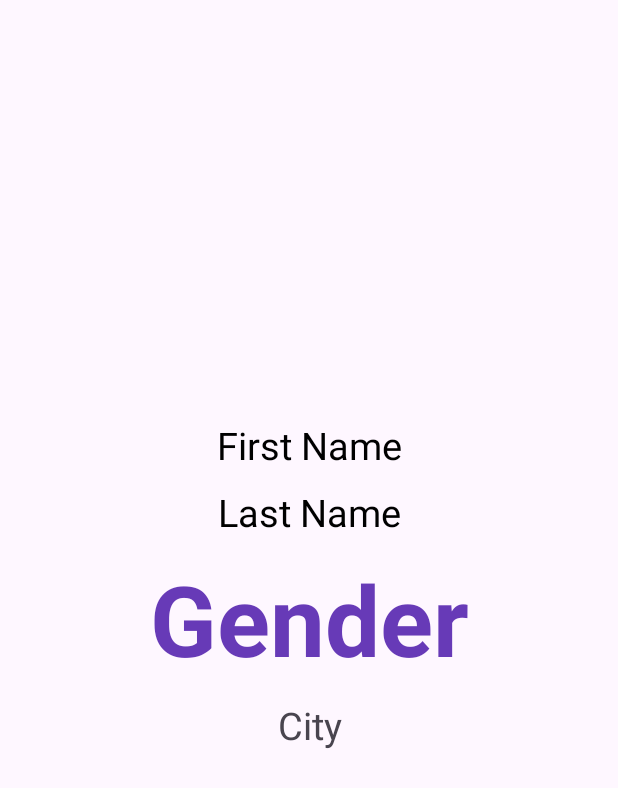
After one commit to Gl0rydayz/mini_projet_01, an Android app: the layout activity_details.xml on its own in the app's theme, with its tools: preview values and no code run, on a phone screen of 412 x 824 dp. The commit adds this screen. Shown: the top 788 px of the screen. Run offline under Robolectric (Android 15) with nearby library versions, the phone set to English and light mode, and no system bars.

Commit message:
Work on Exercice 03

```diff
--- a/app/src/main/AndroidManifest.xml
+++ b/app/src/main/AndroidManifest.xml
@@ -13,6 +13,9 @@
         android:theme="@style/Theme.Mini_projet_01"
         tools:targetApi="31">
         <activity
+            android:name=".DetailsActivity"
+            android:exported="false" />
+        <activity
             android:name=".MainActivity"
             android:exported="true">
             <intent-filter>
--- a/app/src/main/java/com/example/mini_projet_01/User.java
+++ b/app/src/main/java/com/example/mini_projet_01/User.java
@@ -52,6 +52,7 @@ public class User {
     }
     //endregion
 
+    //region Methods
     public String fullName() {
         return String.format("%s%s %s", this.getFirstName().substring(0,1).toUpperCase(), this.getFirstName().substring(1).toLowerCase(), this.getLastName().toUpperCase());
     }
@@ -64,4 +65,5 @@ public class User {
                 this.getGender().equals("male") ? "♂("+this.getGender()+")" : "♀("+this.getGender()+")",
                 this.getCity());
     }
+    //endregion
 }
--- /dev/null
+++ b/app/src/main/res/layout/activity_details.xml
@@ -0,0 +1,56 @@
+<?xml version="1.0" encoding="utf-8"?>
+<androidx.constraintlayout.widget.ConstraintLayout xmlns:android="http://schemas.android.com/apk/res/android"
+    xmlns:app="http://schemas.android.com/apk/res-auto"
+    xmlns:tools="http://schemas.android.com/tools"
+    android:layout_width="match_parent"
+    android:layout_height="match_parent"
+    tools:context=".DetailsActivity">
+
+    <TextView
+        android:id="@+id/tv_detailsLastName"
+        android:layout_width="wrap_content"
+        android:layout_height="wrap_content"
+        android:layout_marginBottom="10dp"
+        android:text="Last Name"
+        android:textColor="@color/black"
+        android:textSize="25sp"
+        app:layout_constraintBottom_toTopOf="@+id/tv_detailsGender"
+        app:layout_constraintEnd_toEndOf="@+id/tv_detailsGender"
+        app:layout_constraintStart_toStartOf="@+id/tv_detailsGender" />
+
+    <TextView
+        android:id="@+id/tv_detailsGender"
+        android:layout_width="wrap_content"
+        android:layout_height="wrap_content"
+        android:text="Gender"
+        android:textSize="65sp"
+        android:textStyle="bold"
+        android:textColor="#673AB7"
+        app:layout_constraintBottom_toBottomOf="parent"
+        app:layout_constraintEnd_toEndOf="parent"
+        app:layout_constraintStart_toStartOf="parent"
+        app:layout_constraintTop_toTopOf="parent" />
+
+    <TextView
+        android:id="@+id/tv_detailsCity"
+        android:layout_width="wrap_content"
+        android:layout_height="wrap_content"
+        android:layout_marginTop="10dp"
+        android:text="City"
+        android:textSize="25sp"
+        app:layout_constraintEnd_toEndOf="@+id/tv_detailsGender"
+        app:layout_constraintStart_toStartOf="@+id/tv_detailsGender"
+        app:layout_constraintTop_toBottomOf="@+id/tv_detailsGender" />
+
+    <TextView
+        android:id="@+id/tv_detailsFirstName"
+        android:layout_width="wrap_content"
+        android:layout_height="wrap_content"
+        android:layout_marginBottom="10dp"
+        android:text="First Name"
+        android:textColor="@color/black"
+        android:textSize="25sp"
+        app:layout_constraintBottom_toTopOf="@+id/tv_detailsLastName"
+        app:layout_constraintEnd_toEndOf="@+id/tv_detailsLastName"
+        app:layout_constraintStart_toStartOf="@+id/tv_detailsLastName" />
+</androidx.constraintlayout.widget.ConstraintLayout>
```
Also changed, not shown: app/src/main/java/com/example/mini_projet_01/DetailsActivity.java (added, +31 -0 lines), app/src/main/java/com/example/mini_projet_01/UsersAdapter.java (+11 -6 lines), app/src/main/res/layout/item_users.xml (+7 -7 lines), app/src/main/res/drawable/ellipsis.png (added).
